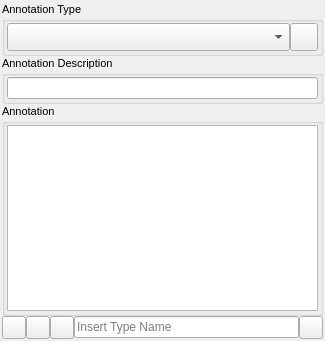
Old version of the form annotations_editor/annotations_editor.ui in the repository NMaghfurUsman/krita-annotations-editor.
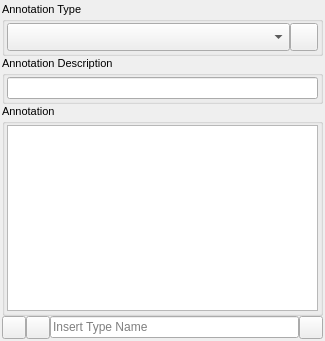
New version of the form.

Commit message: Remove open annotation as URL button

Patch:
```diff
--- a/annotations_editor/annotations_editor.ui
+++ b/annotations_editor/annotations_editor.ui
@@ -173,7 +173,20 @@
      <property name="spacing">
       <number>0</number>
      </property>
-     <item row="0" column="4">
+     <item row="0" column="2">
+      <widget class="QToolButton" name="clearBtn">
+       <property name="sizePolicy">
+        <sizepolicy hsizetype="Fixed" vsizetype="Expanding">
+         <horstretch>0</horstretch>
+         <verstretch>0</verstretch>
+        </sizepolicy>
+       </property>
+       <property name="toolTip">
+        <string>Clear all forms</string>
+       </property>
+      </widget>
+     </item>
+     <item row="0" column="3">
       <widget class="QLineEdit" name="lineEdit">
        <property name="toolTip">
         <string>Name a new annotation type to add to the document</string>
@@ -183,20 +196,7 @@
        </property>
       </widget>
      </item>
-     <item row="0" column="0">
-      <widget class="QToolButton" name="openBtn">
-       <property name="sizePolicy">
-        <sizepolicy hsizetype="Fixed" vsizetype="Expanding">
-         <horstretch>0</horstretch>
-         <verstretch>0</verstretch>
-        </sizepolicy>
-       </property>
-       <property name="toolTip">
-        <string>Open annotation as URL</string>
-       </property>
-      </widget>
-     </item>
-     <item row="0" column="6">
+     <item row="0" column="5">
       <widget class="QToolButton" name="addBtn">
        <property name="sizePolicy">
         <sizepolicy hsizetype="Fixed" vsizetype="Expanding">
@@ -209,7 +209,7 @@
        </property>
       </widget>
      </item>
-     <item row="0" column="2">
+     <item row="0" column="1">
       <widget class="QToolButton" name="writeBtn">
        <property name="sizePolicy">
         <sizepolicy hsizetype="Fixed" vsizetype="Expanding">
@@ -222,19 +222,6 @@
        </property>
       </widget>
      </item>
-     <item row="0" column="3">
-      <widget class="QToolButton" name="clearBtn">
-       <property name="sizePolicy">
-        <sizepolicy hsizetype="Fixed" vsizetype="Expanding">
-         <horstretch>0</horstretch>
-         <verstretch>0</verstretch>
-        </sizepolicy>
-       </property>
-       <property name="toolTip">
-        <string>Clear all forms</string>
-       </property>
-      </widget>
-     </item>
     </layout>
    </item>
   </layout>
```
The commit also changes 1 other file.
